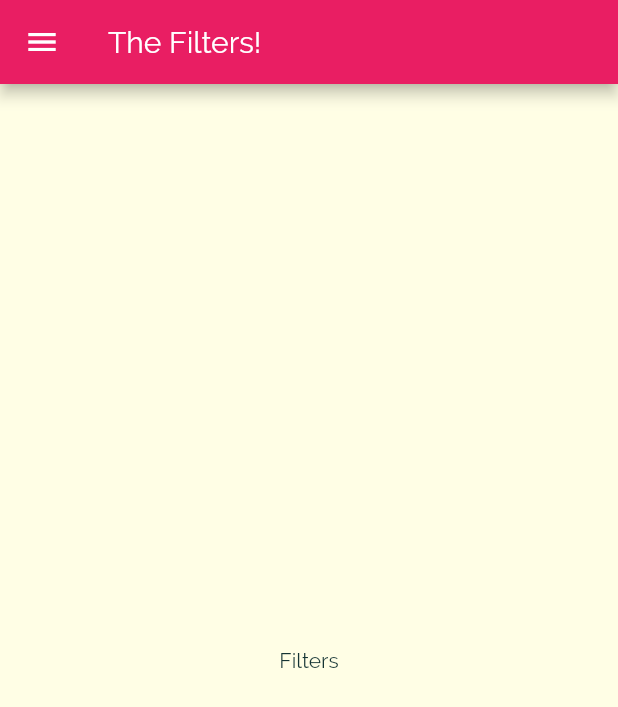
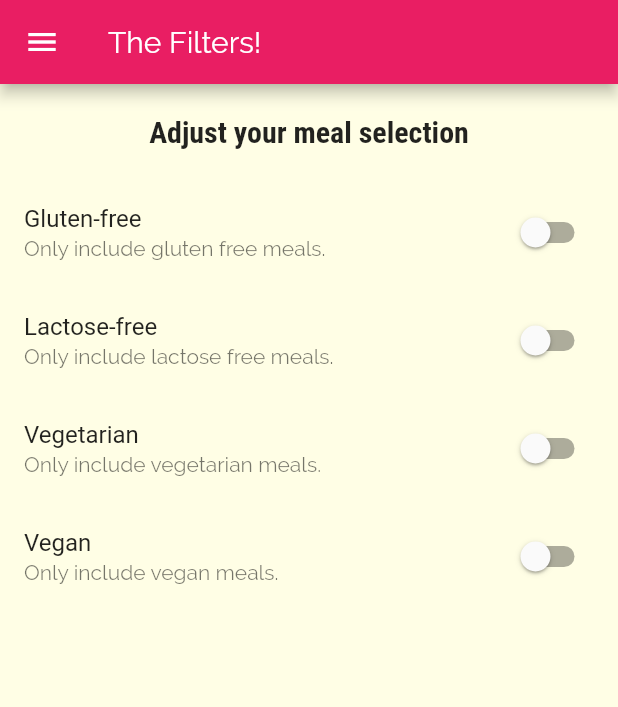
Before and after one commit to ab85hishek/FoodCourt, a Flutter app: the FiltersScreen screen opened by its route, on a phone screen of 412 x 824 dp. Shown: the top 707 px of the screen. Run offline on Flutter 3.47's test engine with Material 2 defaults, Android fonts, the phone set to English and light mode, and no system bars.

Commit message:
Adding filter switches

```diff
--- a/lib/screens/filters_screen.dart
+++ b/lib/screens/filters_screen.dart
@@ -1,18 +1,91 @@
 import '../widgets/main_drawer.dart';
 import 'package:flutter/material.dart';
 
-class FiltersScreen extends StatelessWidget {
+class FiltersScreen extends StatefulWidget {
   static const routeName = '/filters';
+
+  @override
+  _FiltersScreenState createState() => _FiltersScreenState();
+}
+
+class _FiltersScreenState extends State<FiltersScreen> {
+  var _glutenFree = false;
+  var _vegetarian = false;
+  var _vegan = false;
+  var _lactoseFree = false;
+
+  Widget _buildSwitchListTile(String title, String description,
+      bool currentValue, Function updateValue) {
+    return SwitchListTile(
+      title: Text(title),
+      value: currentValue,
+      subtitle: Text(description),
+      onChanged: updateValue,
+    );
+  }
+
   @override
   Widget build(BuildContext context) {
     return Scaffold(
-      appBar: AppBar(
-        title: Text("The Filters!"),
-      ),
-      drawer: MainDrawer(),
-      body: Center(
-        child: Text('Filters'),
-      ),
-    );
+        appBar: AppBar(
+          title: Text("The Filters!"),
+        ),
+        drawer: MainDrawer(),
+        body: Column(
+          children: <Widget>[
+            Container(
+              padding: EdgeInsets.all(20),
+              child: Text(
+                'Adjust your meal selection',
+                style: Theme.of(context).textTheme.title,
+              ),
+            ),
+            Expanded(
+                child: ListView(
+              children: <Widget>[
+                _buildSwitchListTile(
+                  'Gluten-free',
+                  'Only include gluten free meals.',
+                  _glutenFree,
+                  (newValue) {
+                    setState(() {
+                      _glutenFree = newValue;
+                    });
+                  },
+                ),
+                _buildSwitchListTile(
+                  'Lactose-free',
+                  'Only include lactose free meals.',
+                  _lactoseFree,
+                  (newValue) {
+                    setState(() {
+                      _lactoseFree = newValue;
+                    });
+                  },
+                ),
+                _buildSwitchListTile(
+                  'Vegetarian',
+                  'Only include vegetarian meals.',
+                  _vegetarian,
+                  (newValue) {
+                    setState(() {
+                      _vegetarian = newValue;
+                    });
+                  },
+                ),
+                _buildSwitchListTile(
+                  'Vegan',
+                  'Only include vegan meals.',
+                  _vegan,
+                  (newValue) {
+                    setState(() {
+                      _vegan = newValue;
+                    });
+                  },
+                ),
+              ],
+            ))
+          ],
+        ));
   }
 }
```
